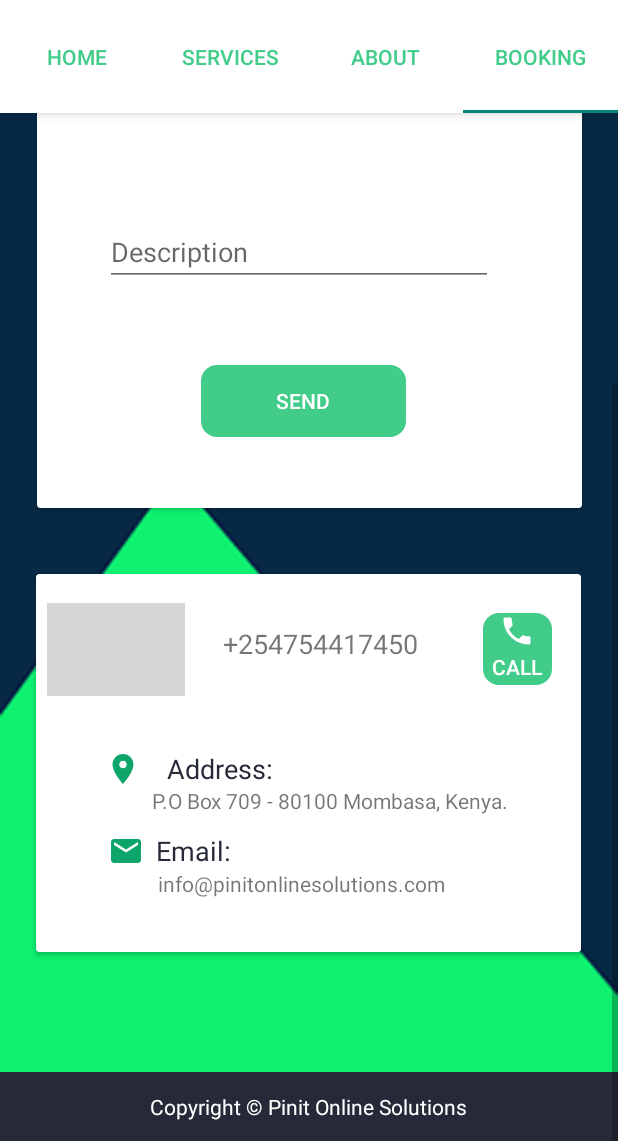
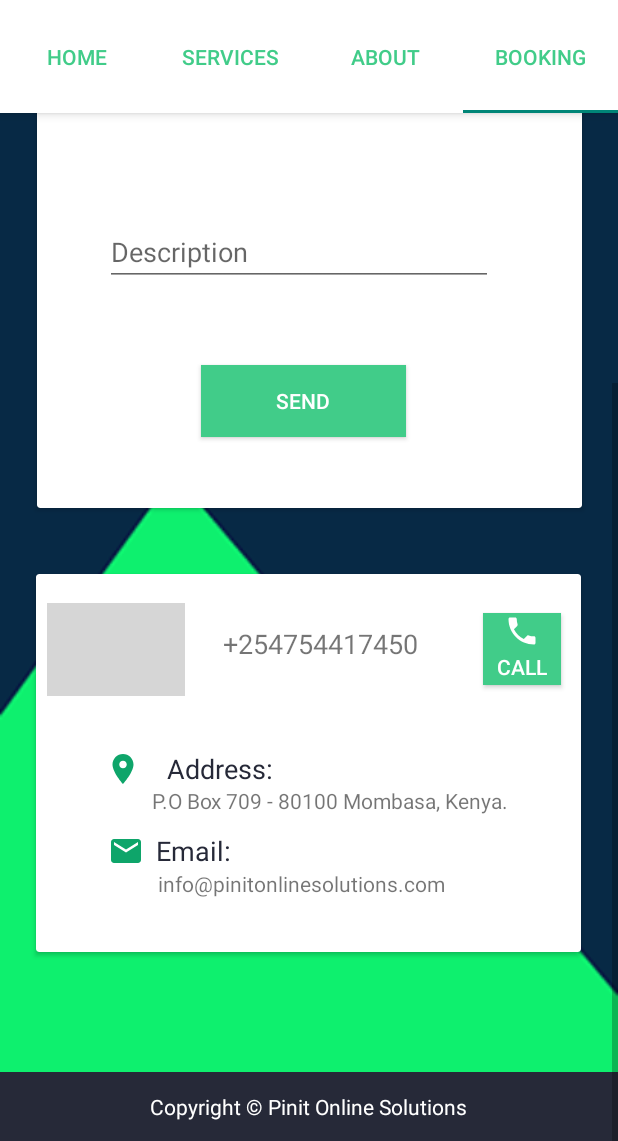
Before and after one commit to JayExtra/PinitWebSolutions, an Android app: the FragmentHome screen opened directly, with no data from a screen before it, tab 4 chosen, scrolled down 244 dp, on a phone screen of 412 x 824 dp, the part 95-1236 px from its top. Run offline under Robolectric (Android 15) with nearby library versions, the phone set to English and light mode, and no system bars; grey boxes are pictures that could not be loaded.

Commit message:
Second commit

```diff
--- /dev/null
+++ b/app/src/main/res/drawable-v21/button_file2.xml
@@ -0,0 +1,11 @@
+<?xml version="1.0" encoding="utf-8"?>
+<ripple xmlns:android="http://schemas.android.com/apk/res/android"
+    android:color="@color/buttonPressed">
+
+    <item>
+        <shape android:shape="rectangle">
+            <solid android:color="@color/buttonNotPressed"/>
+        </shape>
+    </item>
+
+</ripple>
--- /dev/null
+++ b/app/src/main/res/drawable/button_file.xml
@@ -0,0 +1,6 @@
+<?xml version="1.0" encoding="utf-8"?>
+<selector xmlns:android="http://schemas.android.com/apk/res/android">
+<item android:drawable="@color/buttonPressed" android:state_pressed="true"/>
+    <item android:drawable="@color/buttonNotPressed"/>
+
+</selector>
--- /dev/null
+++ b/app/src/main/res/drawable/button_file2.xml
@@ -0,0 +1,13 @@
+<?xml version="1.0" encoding="utf-8"?>
+<ripple xmlns:android="http://schemas.android.com/apk/res/android"
+    xmlns:tools="http://schemas.android.com/tools"
+    android:color="@color/buttonPressed"
+    tools:targetApi="lollipop">
+
+    <item>
+        <shape android:shape="rectangle">
+            <solid android:color="@color/buttonNotPressed"/>
+        </shape>
+    </item>
+
+</ripple>
--- a/app/src/main/res/layout/activity_main.xml
+++ b/app/src/main/res/layout/activity_main.xml
@@ -83,7 +83,7 @@
         android:layout_marginStart="105dp"
         android:layout_marginLeft="105dp"
         android:layout_marginBottom="180dp"
-        android:background="@drawable/button_curved"
+        android:background="@drawable/button_file2"
         android:backgroundTint="@color/colorGreen"
         android:text="Finish"
         android:textColor="@color/colorWhite"
--- a/app/src/main/res/layout/contact_frag.xml
+++ b/app/src/main/res/layout/contact_frag.xml
@@ -65,8 +65,8 @@
 
             <Button
                 android:id="@+id/button_call"
-                android:layout_width="46dp"
-                android:layout_height="48dp"
+                android:layout_width="52dp"
+                android:layout_height="wrap_content"
                 android:layout_alignParentStart="true"
                 android:layout_alignParentLeft="true"
                 android:layout_alignParentTop="true"
@@ -75,9 +75,9 @@
                 android:layout_marginStart="298dp"
                 android:layout_marginLeft="298dp"
                 android:layout_marginTop="26dp"
-                android:layout_marginEnd="19dp"
-                android:layout_marginRight="19dp"
-                android:background="@drawable/button_curved"
+                android:layout_marginEnd="13dp"
+                android:layout_marginRight="13dp"
+                android:background="@drawable/button_file2"
                 android:backgroundTint="@color/colorGreen"
                 android:drawableTop="@drawable/phone"
                 android:text="Call"
@@ -299,7 +299,7 @@
                 android:layout_marginEnd="117dp"
                 android:layout_marginRight="117dp"
                 android:layout_marginBottom="47dp"
-                android:background="@drawable/button_curved"
+                android:background="@drawable/button_file2"
                 android:backgroundTint="@color/colorGreen"
                 android:text="Send"
                 android:textColor="@color/colorWhite" />
--- a/app/src/main/res/layout/fragment_home.xml
+++ b/app/src/main/res/layout/fragment_home.xml
@@ -137,7 +137,7 @@
                     android:layout_marginStart="137dp"
                     android:layout_marginLeft="137dp"
                     android:layout_marginTop="29dp"
-                    android:background="@drawable/button_curved"
+                    android:background="@drawable/button_file2"
                     android:backgroundTint="@color/colorGreen"
                     android:text="Book Services"
                     android:textColor="@color/colorWhite" />
--- a/app/src/main/res/values/colors.xml
+++ b/app/src/main/res/values/colors.xml
@@ -6,4 +6,7 @@
     <color name="colorWhite">#FFFFFF</color>
     <color name="colorGreen">#41CC89</color>
     <color name="colorTransparentWhite">#CCCCCC</color>
+
+    <color name="buttonPressed">#666666</color>
+    <color name="buttonNotPressed">#999999</color>
 </resources>
```
